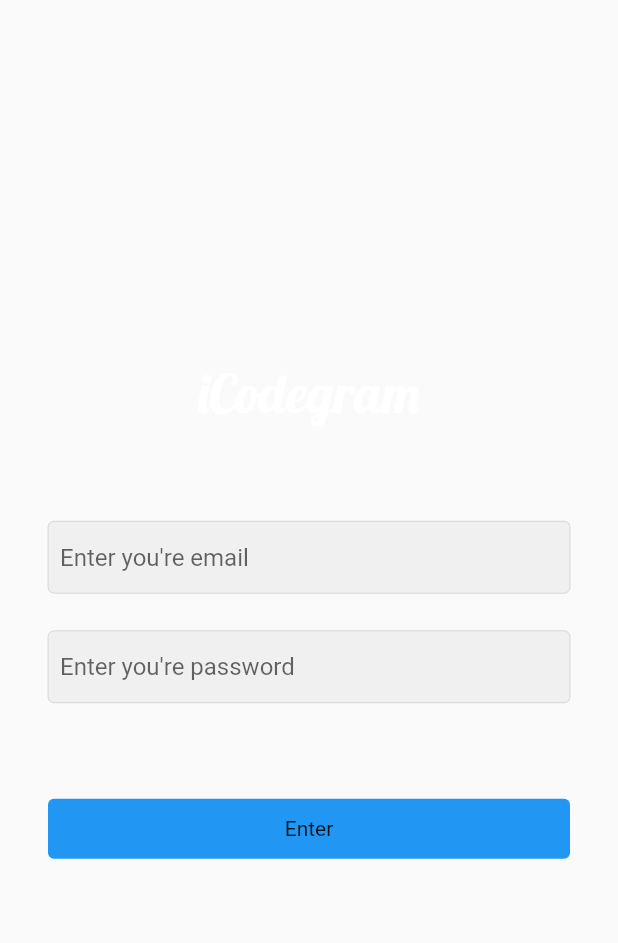
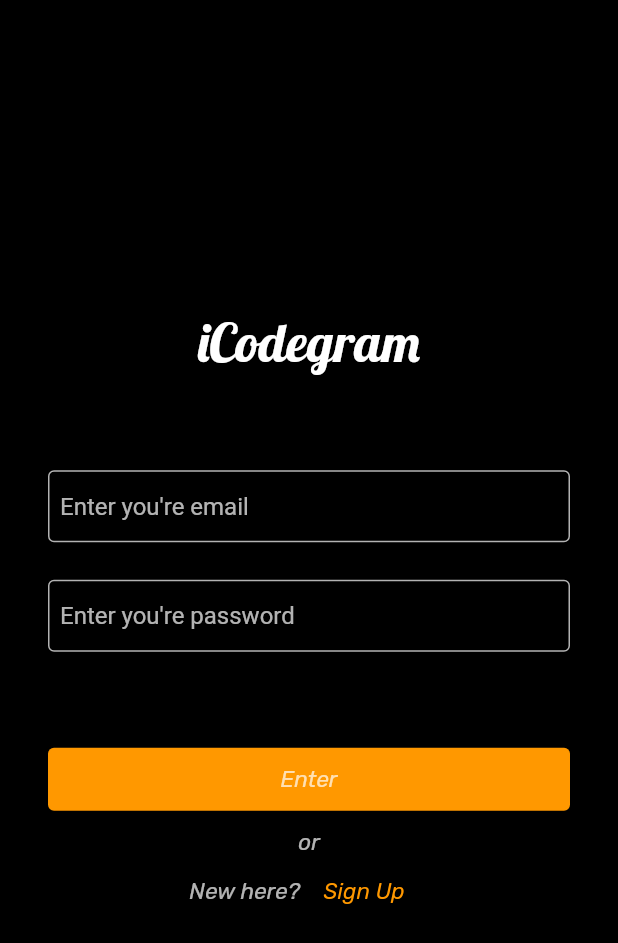
Before and after one commit to PoTaTo474747/flutter_summer_course_blizzard, a Flutter app: the LoginScreen screen opened directly, on a phone screen of 412 x 824 dp. Shown: the top 943 px of the screen. Run offline on Flutter 3.47's test engine with Material 2 defaults, Android fonts, the phone set to English and light mode, and no system bars; our stand-ins replace cloud_firestore, firebase_auth, firebase_core; missing offline and left inert: word_search_safety; accounts and stored records are empty; project files that could hold a hidden picture were left out.

Commit message:
add icode_gram

```diff
--- a/icode_gram/lib/compoment/text_feild.dart
+++ b/icode_gram/lib/compoment/text_feild.dart
@@ -18,15 +18,26 @@
   @override
   Widget build(BuildContext context) {
     return TextField(
+      style: TextStyle(color: Colors.white),
+
       controller: textEditingController,
       decoration: InputDecoration(
         hintText: this.hintText,
-        border:
-            OutlineInputBorder(borderSide: Divider.createBorderSide(context)),
-        focusedBorder:
-            OutlineInputBorder(borderSide: Divider.createBorderSide(context)),
-        enabledBorder:
-            OutlineInputBorder(borderSide: Divider.createBorderSide(context)),
+        hintStyle: TextStyle(
+          color: Colors.white70,
+        ),
+        // border: OutlineInputBorder(
+        //   borderSide: BorderSide(
+        //       width: 1, color: Colors.lime, style: BorderStyle.solid),
+        // ),
+        focusedBorder: OutlineInputBorder(
+          borderSide: BorderSide(
+              width: 1, color: Colors.white70, style: BorderStyle.solid),
+        ),
+        enabledBorder: OutlineInputBorder(
+          borderSide: BorderSide(
+              width: 1, color: Colors.white70, style: BorderStyle.solid),
+        ),
         filled: true,
         contentPadding: EdgeInsets.all(8),
       ),
--- a/icode_gram/lib/main.dart
+++ b/icode_gram/lib/main.dart
@@ -1,4 +1,5 @@
 import 'package:flutter/material.dart';
+import 'package:icode_gram/screens/home_screen.dart';
 import 'package:icode_gram/screens/login_screen.dart';
 import 'package:icode_gram/screens/sign_up.dart';
 
@@ -9,6 +10,6 @@
   Firebase.initializeApp();
 
   runApp(const MaterialApp(
-    home: LoginScreen(),
+    home: HomeScreen(),
   ));
 }
--- a/icode_gram/lib/screens/login_screen.dart
+++ b/icode_gram/lib/screens/login_screen.dart
@@ -1,6 +1,9 @@
+import 'dart:ui';
+
 import 'package:flutter/material.dart';
 import 'package:flutter/services.dart';
 import 'package:icode_gram/resources/auth_method.dart';
+import 'package:icode_gram/screens/sign_up.dart';
 
 import '../compoment/text_feild.dart';
 import 'home_screen.dart';
@@ -36,7 +39,7 @@
     if (result == 'success') {
       print('Logged in');
       setState(() {
-        _isLoading=false;
+        _isLoading = false;
       });
 
       Navigator.push(
@@ -51,7 +54,7 @@
   @override
   Widget build(BuildContext context) {
     return Scaffold(
-      //backgroundColor: Colors.black,
+      backgroundColor: Colors.black,
       body: SafeArea(
         child: Container(
           padding: EdgeInsets.symmetric(horizontal: 32),
@@ -96,7 +99,7 @@
                     alignment: Alignment.center,
                     padding: EdgeInsets.symmetric(vertical: 12),
                     decoration: ShapeDecoration(
-                      color: Colors.blue,
+                      color: Colors.orange,
                       shape: RoundedRectangleBorder(
                           borderRadius: BorderRadius.all(Radius.circular(4))),
                     ),
@@ -104,10 +107,76 @@
                         ? Center(
                             child:
                                 CircularProgressIndicator(color: Colors.white))
-                        : Text('Enter'),
+                        : Text('Enter',
+                            style: TextStyle(
+                                color: Colors.white70,
+                                fontWeight: FontWeight.w400,
+                                fontSize: 15,
+                                fontFamily: 'Rubik')),
                   )),
               SizedBox(
                 height: 12,
+              ),
+              Row(
+                mainAxisAlignment: MainAxisAlignment.spaceBetween,
+                children: [
+                  Container(
+                    height: 1,
+                    width: 132,
+                    decoration: BoxDecoration(
+                        color: Colors.black,
+                        image: DecorationImage(
+                            image: AssetImage('assets/Line.png'))),
+                  ),
+                  Text(
+                    'or',
+                    style: TextStyle(
+                        fontWeight: FontWeight.w400,
+                        fontSize: 15,
+                        fontFamily: 'Rubik',
+                        color: Colors.white70),
+                  ),
+                  Container(
+                    height: 1,
+                    width: 132,
+                    decoration: BoxDecoration(
+                        color: Colors.black,
+                        image: DecorationImage(
+                            image: AssetImage('assets/Line.png'))),
+                  )
+                ],
+              ),
+              Row(
+                mainAxisAlignment: MainAxisAlignment.center,
+                children: [
+                  Text(
+                    'New here?',
+                    style: TextStyle(
+                      color: Colors.white70,
+                      fontWeight: FontWeight.w400,
+                      fontSize: 15,
+                      fontFamily: 'Rubik',
+                    ),
+                  ),
+                  ElevatedButton(
+                      onPressed: () {
+                        Navigator.push(context,
+                            MaterialPageRoute(builder: (context) => SignUp()));
+                      },
+                      style: ElevatedButton.styleFrom(
+                        backgroundColor: Colors.transparent,
+                        elevation: 0,
+                      ),
+                      child: Text(
+                        'Sign Up',
+                        style: TextStyle(
+                          color: Colors.orange,
+                          fontWeight: FontWeight.w400,
+                          fontSize: 15,
+                          fontFamily: 'Rubik',
+                        ),
+                      ))
+                ],
               ),
               Flexible(
                 flex: 2,
--- a/icode_gram/pubspec.yaml
+++ b/icode_gram/pubspec.yaml
@@ -67,6 +67,8 @@
   # To add assets to your application, add an assets section, like this:
   assets:
     - assets/Line.png
+    - assets/Inner Oval.svg
+    - assets/Inner Oval.svg human edition.svg
   #   - images/a_dot_ham.jpeg
 
   # An image asset can refer to one or more resolution-specific "variants", see
@@ -88,7 +90,7 @@
     #         style: italic
     - family: Rubik
       fonts:
-        - asset: assets/Rubik-VariableFont_wght.ttf
+        - asset: assets/Rubik-Italic-VariableFont_wght.ttf
   #       - asset: fonts/TrajanPro_Bold.ttf
   #         weight: 700
   #
```
Also changed, not shown: icode_gram/lib/screens/home_screen.dart (+39 -3 lines), icode_gram/lib/screens/sign_up.dart (+9 -5 lines), icode_gram/assets/Inner Oval.svg (added), icode_gram/assets/Inner Oval.svg human edition.svg (added), icode_gram/assets/Rubik-VariableFont_wght.ttf (deleted).
